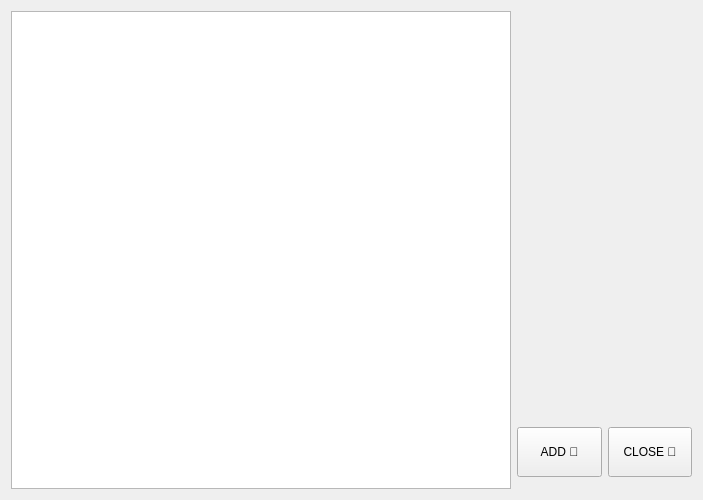
Qt form Chat-Application/contact.ui (verina101/Chat-Application) before a commit.
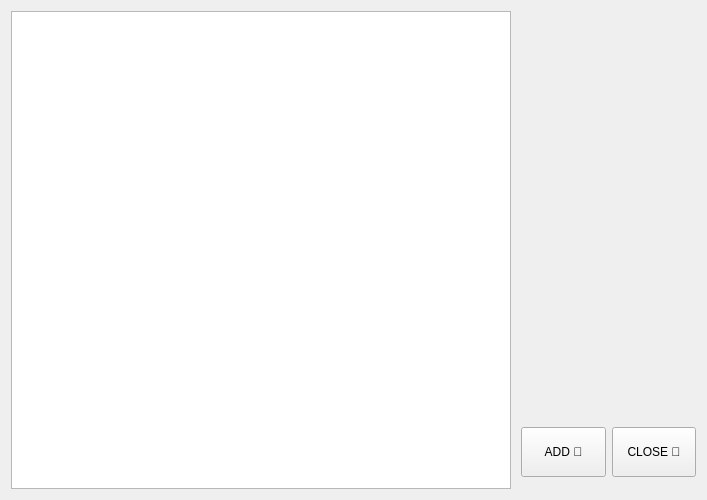
The same form after that commit. Icons and pictures are not drawn.

The edit to the form file:
```diff
--- a/Chat-Application/contact.ui
+++ b/Chat-Application/contact.ui
@@ -6,7 +6,7 @@
    <rect>
     <x>0</x>
     <y>0</y>
-    <width>700</width>
+    <width>707</width>
     <height>500</height>
    </rect>
   </property>
```
